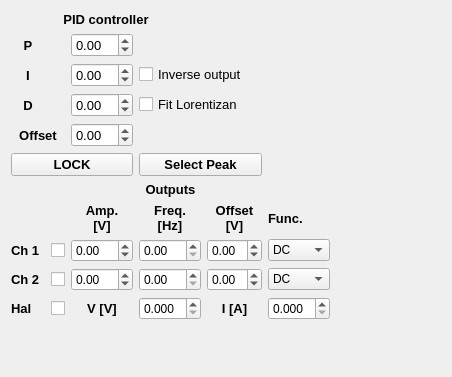
Qt form widgets/scopeWidget/outputsControl.ui (BarakDayanLab/GUI-Experiment) before a commit.
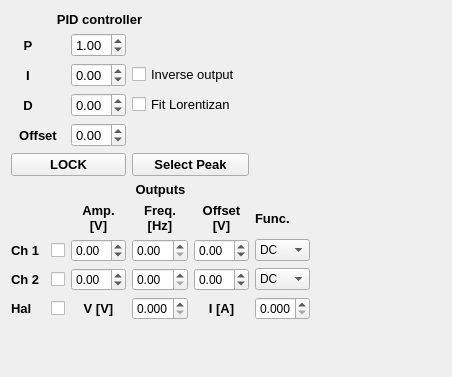
The same form after that commit.

Commit message: last changes before locking resonance via OD transmission.

```diff
--- a/widgets/scopeWidget/outputsControl.ui
+++ b/widgets/scopeWidget/outputsControl.ui
@@ -18,7 +18,7 @@
     <rect>
      <x>10</x>
      <y>10</y>
-     <width>321</width>
+     <width>301</width>
      <height>311</height>
     </rect>
    </property>
@@ -393,7 +393,10 @@
        <double>50.000000000000000</double>
       </property>
       <property name="singleStep">
-       <double>0.010000000000000</double>
+       <double>1.000000000000000</double>
+      </property>
+      <property name="value">
+       <double>1.000000000000000</double>
       </property>
      </widget>
     </item>
```
Left out of the diff: 4 changed lines with no effect on the pictures. The commit also changes 1 other file.
